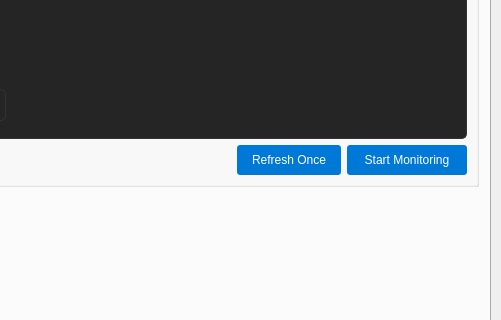
Old version of the form gui/ui/main_window.ui in the repository MingYuan-Chen/orion_v2; both pictures show x 399 to 900 and y 166 to 486 of the 900 by 700 pixel window.
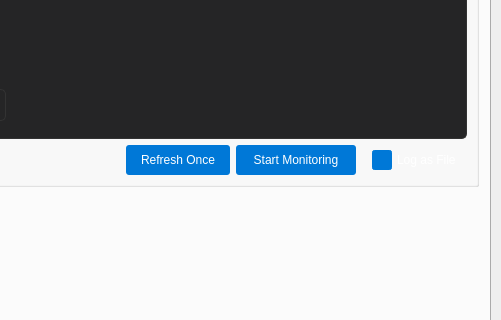
New version of the form. The open tabs and pages were chosen to show the change.

Commit message: add checkbox: log as file, can store battery monitor values

```diff
--- a/gui/ui/main_window.ui
+++ b/gui/ui/main_window.ui
@@ -1463,6 +1463,41 @@
                </property>
               </widget>
              </item>
+             <item>
+              <widget class="QCheckBox" name="checkBox_log_as_file">
+               <property name="text">
+                <string>Log as File</string>
+               </property>
+               <property name="checked">
+                <bool>true</bool>
+               </property>
+               <property name="styleSheet">
+                <string>QCheckBox {
+    color: #FFFFFF;
+    font-size: 12px;
+    spacing: 5px;
+    margin: 5px 10px;
+}
+QCheckBox::indicator {
+    width: 16px;
+    height: 16px;
+}
+QCheckBox::indicator:unchecked {
+    border: 2px solid #555555;
+    background-color: #2B2B2B;
+    border-radius: 3px;
+}
+QCheckBox::indicator:checked {
+    border: 2px solid #0078D7;
+    background-color: #0078D7;
+    border-radius: 3px;
+}
+QCheckBox::indicator:checked:hover {
+    background-color: #1C97EA;
+}</string>
+               </property>
+              </widget>
+             </item>
             </layout>
            </item>
           </layout>
```
The commit also changes 4 other files.
